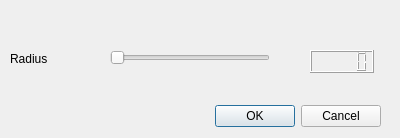
davisouzaf/projetoProgramacao, file projeto/spheredialog.ui: the form before one commit.
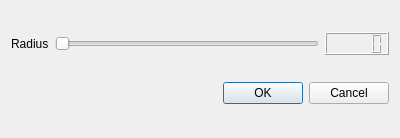
The form after the commit.

```diff
--- a/projeto/spheredialog.ui
+++ b/projeto/spheredialog.ui
@@ -13,58 +13,35 @@
   <property name="windowTitle">
    <string>Dialog</string>
   </property>
-  <widget class="QDialogButtonBox" name="buttonBox">
-   <property name="geometry">
-    <rect>
-     <x>40</x>
-     <y>100</y>
-     <width>341</width>
-     <height>32</height>
-    </rect>
-   </property>
-   <property name="orientation">
-    <enum>Qt::Horizontal</enum>
-   </property>
-   <property name="standardButtons">
-    <set>QDialogButtonBox::Cancel|QDialogButtonBox::Ok</set>
-   </property>
-  </widget>
-  <widget class="QLCDNumber" name="lcdNumber">
-   <property name="geometry">
-    <rect>
-     <x>310</x>
-     <y>50</y>
-     <width>64</width>
-     <height>23</height>
-    </rect>
-   </property>
-  </widget>
+  <layout class="QGridLayout" name="gridLayout">
+   <item row="0" column="0">
   <widget class="QLabel" name="label">
-   <property name="geometry">
-    <rect>
-     <x>10</x>
-     <y>50</y>
-     <width>67</width>
-     <height>17</height>
-    </rect>
-   </property>
    <property name="text">
     <string>Radius</string>
    </property>
   </widget>
+   </item>
+   <item row="0" column="1">
   <widget class="QSlider" name="horizontalSlider">
-   <property name="geometry">
-    <rect>
-     <x>110</x>
-     <y>50</y>
-     <width>160</width>
-     <height>16</height>
-    </rect>
-   </property>
+     <property name="orientation">
+      <enum>Qt::Horizontal</enum>
+     </property>
+    </widget>
+   </item>
+   <item row="0" column="2">
+    <widget class="QLCDNumber" name="lcdNumber"/>
+   </item>
+   <item row="1" column="0" colspan="3">
+    <widget class="QDialogButtonBox" name="buttonBox">
    <property name="orientation">
     <enum>Qt::Horizontal</enum>
    </property>
-  </widget>
+     <property name="standardButtons">
+      <set>QDialogButtonBox::Cancel|QDialogButtonBox::Ok</set>
+     </property>
+    </widget>
+   </item>
+  </layout>
  </widget>
  <resources/>
  <connections>
```
Lines whose indentation alone changed are shown as unchanged.
